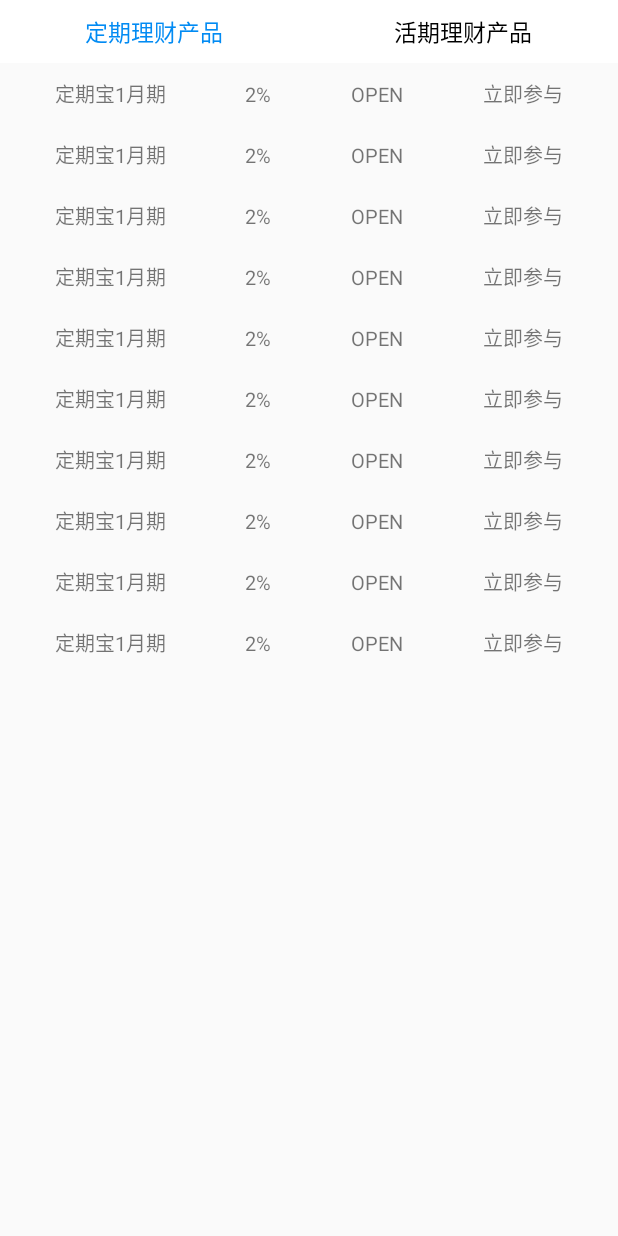
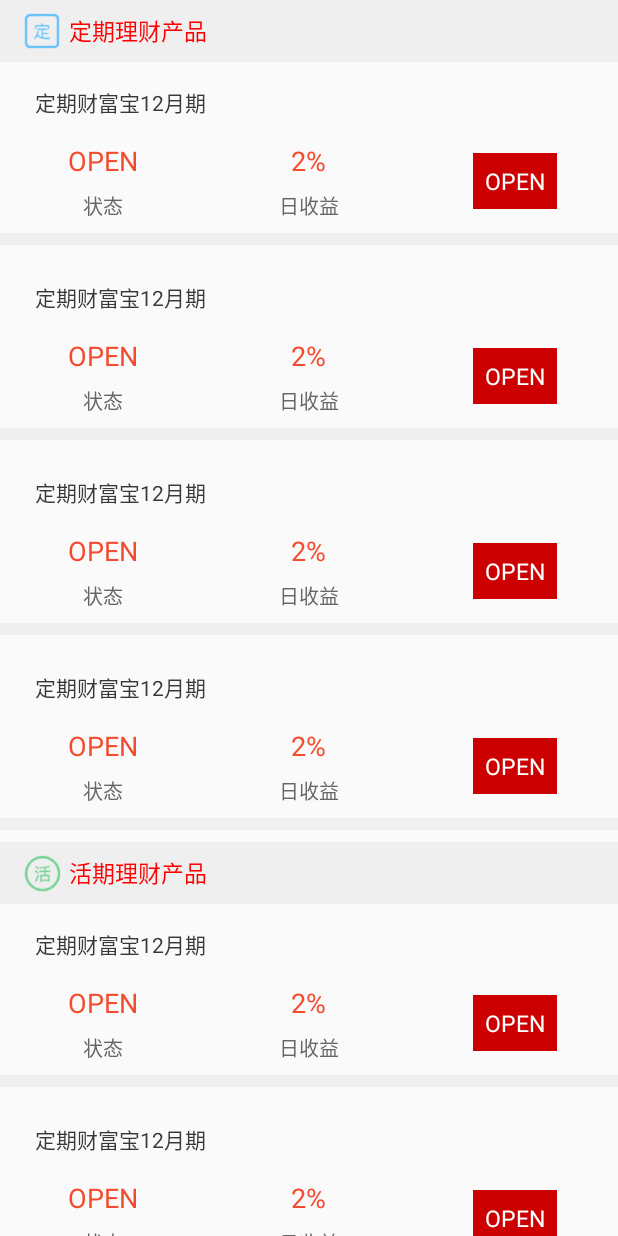
Before and after one commit to btbDriver/PublicFinance, an Android app: the fragment FinanceFragment shown on its own in the app's theme, on a phone screen of 412 x 824 dp. Run offline under Robolectric (Android 15) with nearby library versions, the phone set to English and light mode, and no system bars; libraries missing offline, so code that uses them is left out: com.hwangjr.rxbus, me.yokeyword.fragmentation.

Commit message:
更新我的理财列表UI

```diff
--- a/app/src/main/java/com/drive/finance/MainActivity.kt
+++ b/app/src/main/java/com/drive/finance/MainActivity.kt
@@ -94,7 +94,7 @@ class MainActivity : BaseActivity() {
     }
 
     @Subscribe
-    fun onCreateBounsListFragmentEvent(event: CreateBounsListFragmentEvent) {
+    fun onCreateBonusListFragmentEvent(event: CreateBonusListFragmentEvent) {
         loadRootFragment(R.id.drawerFragmentContainer, createBonusListFragment())
     }
 }
--- a/app/src/main/java/com/drive/finance/RxBusEvent.kt
+++ b/app/src/main/java/com/drive/finance/RxBusEvent.kt
@@ -3,4 +3,4 @@ package com.drive.finance
 /**
  * Created by aaron on 2017/9/11.
  */
-data class CreateBounsListFragmentEvent(val sender: String)
+data class CreateBonusListFragmentEvent(val sender: String)
--- a/app/src/main/java/com/drive/finance/ui/drawer/FinanceCenterFragment.kt
+++ b/app/src/main/java/com/drive/finance/ui/drawer/FinanceCenterFragment.kt
@@ -11,7 +11,6 @@ import android.view.View
 import android.view.ViewGroup
 import com.drive.finance.R
 import com.drive.finance.base.BaseFragment
-import com.drive.finance.ui.tab.createFinanceListFragment
 import com.drive.finance.widget.SimpleTitleBar
 import org.jetbrains.anko.onClick
 
@@ -50,7 +49,7 @@ class FinanceCenterPageAdapter(fragmentManager: FragmentManager) : FragmentState
     override fun getCount(): Int = 4
 
     override fun getItem(position: Int): Fragment {
-        return createFinanceListFragment(titles[position])
+        return createConsultFragment()
     }
 
     override fun getPageTitle(position: Int): CharSequence = titles[position]
--- a/app/src/main/java/com/drive/finance/ui/drawer/PublicFinanceFragment.kt
+++ b/app/src/main/java/com/drive/finance/ui/drawer/PublicFinanceFragment.kt
@@ -11,7 +11,6 @@ import android.view.View
 import android.view.ViewGroup
 import com.drive.finance.R
 import com.drive.finance.base.BaseFragment
-import com.drive.finance.ui.tab.createFinanceListFragment
 import com.drive.finance.widget.SimpleTitleBar
 import org.jetbrains.anko.onClick
 
@@ -50,7 +49,7 @@ class PublicFinancePageAdapter(fragmentManager: FragmentManager) : FragmentState
     override fun getCount(): Int = 4
 
     override fun getItem(position: Int): Fragment {
-        return createFinanceListFragment(titles[position])
+        return createConsultFragment()
     }
 
     override fun getPageTitle(position: Int): CharSequence = titles[position]
--- a/app/src/main/java/com/drive/finance/ui/tab/BonusListFragment.kt
+++ b/app/src/main/java/com/drive/finance/ui/tab/BonusListFragment.kt
@@ -10,9 +10,14 @@ import android.widget.LinearLayout
 
 import com.drive.finance.R
 import com.drive.finance.base.BaseFragment
+import com.drive.finance.widget.SimpleTitleBar
+import org.jetbrains.anko.onClick
 
 class BonusListFragment : BaseFragment() {
 
+    val simpleTitleBar by lazy {
+        view?.findViewById(R.id.simpleTitleBar) as SimpleTitleBar
+    }
     val recyclerView by lazy {
         view?.findViewById(R.id.recyclerView) as RecyclerView
     }
@@ -26,6 +31,10 @@ class BonusListFragment : BaseFragment() {
         super.onViewCreated(view, savedInstanceState)
         recyclerView.layoutManager = LinearLayoutManager(context)
         recyclerView.adapter = BonusListAdapter()
+
+        simpleTitleBar.backLayout!!.onClick {
+            pop()
+        }
     }
 }
 
--- a/app/src/main/java/com/drive/finance/ui/tab/FinanceFragment.kt
+++ b/app/src/main/java/com/drive/finance/ui/tab/FinanceFragment.kt
@@ -1,24 +1,19 @@
 package com.drive.finance.ui.tab
 
-import android.support.design.widget.TabLayout
 import android.os.Bundle
-import android.support.v4.app.Fragment
-import android.support.v4.app.FragmentManager
-import android.support.v4.app.FragmentStatePagerAdapter
-import android.support.v4.view.ViewPager
+import android.support.v7.widget.LinearLayoutManager
+import android.support.v7.widget.RecyclerView
 import android.view.LayoutInflater
 import android.view.View
 import android.view.ViewGroup
+import android.widget.LinearLayout
 import com.drive.finance.R
 import com.drive.finance.base.BaseFragment
 
 class FinanceFragment : BaseFragment() {
 
-    val financeTabLayout by lazy {
-        view?.findViewById(R.id.financeTabLayout) as TabLayout
-    }
-    val viewPager by lazy {
-        view?.findViewById(R.id.viewPager) as ViewPager
+    val recyclerView by lazy {
+        view?.findViewById(R.id.recyclerView) as RecyclerView
     }
 
     override fun onCreateView(inflater: LayoutInflater?, container: ViewGroup?,
@@ -28,21 +23,51 @@ class FinanceFragment : BaseFragment() {
 
     override fun onViewCreated(view: View?, savedInstanceState: Bundle?) {
         super.onViewCreated(view, savedInstanceState)
-        financeTabLayout.setupWithViewPager(viewPager)
-        viewPager.adapter = FinancePageAdapter(childFragmentManager)
+        recyclerView.layoutManager = LinearLayoutManager(context)
+        recyclerView.adapter = FinanceAdapter()
     }
 }
 
-class FinancePageAdapter(fragmentManager: FragmentManager) : FragmentStatePagerAdapter(fragmentManager) {
+class FinanceAdapter: RecyclerView.Adapter<RecyclerView.ViewHolder>() {
 
-    val titles = arrayOf("定期理财产品", "活期理财产品")
+    override fun getItemViewType(position: Int): Int {
+        if (position == 0) {
+            return 1
+        } else if (position < 5) {
+            return 2
+        } else if (position == 5) {
+            return 3
+        } else if (position > 5) {
+            return 4
+        }
+        return super.getItemViewType(position)
+    }
 
-    override fun getCount(): Int = 2
+    override fun onCreateViewHolder(parent: ViewGroup?, viewType: Int): RecyclerView.ViewHolder {
+        val rootView: View
+        if (viewType == 1) {
+            rootView = LayoutInflater.from(parent!!.context).inflate(R.layout.fragment_finance_item1, null, false)
+        } else if (viewType == 2) {
+            rootView = LayoutInflater.from(parent!!.context).inflate(R.layout.fragment_finance_item2, null, false)
+        } else if (viewType == 3) {
+            rootView = LayoutInflater.from(parent!!.context).inflate(R.layout.fragment_finance_item3, null, false)
+        } else {
+            rootView = LayoutInflater.from(parent!!.context).inflate(R.layout.fragment_finance_item2, null, false)
+        }
+        rootView.layoutParams = LinearLayout.LayoutParams(LinearLayout.LayoutParams.MATCH_PARENT, LinearLayout.LayoutParams.WRAP_CONTENT)
+        return BonusListViewHolder(rootView)
+    }
 
-    override fun getItem(position: Int): Fragment = createFinanceListFragment(titles[position])
+    override fun onBindViewHolder(holder: RecyclerView.ViewHolder?, position: Int) {
+    }
 
-    override fun getPageTitle(position: Int): CharSequence = titles[position]
+    override fun getItemCount(): Int {
+        return 10
+    }
 }
+
+class FinanceViewHolder(itemView: View): RecyclerView.ViewHolder(itemView)
+
 
 fun createFinanceFragment(): FinanceFragment {
     return FinanceFragment()
--- a/app/src/main/java/com/drive/finance/ui/tab/FinanceListFragment.kt
+++ /dev/null
@@ -1,50 +0,0 @@
-package com.drive.finance.ui.tab
-
-import android.os.Bundle
-import android.support.v7.widget.LinearLayoutManager
-import android.support.v7.widget.RecyclerView
-import android.view.LayoutInflater
-import android.view.View
-import android.view.ViewGroup
-import android.widget.LinearLayout
-import com.drive.finance.R
-import com.drive.finance.base.BaseFragment
-
-class FinanceListFragment : BaseFragment() {
-
-    val recyclerView by lazy {
-        view?.findViewById(R.id.recyclerView) as RecyclerView
-    }
-
-    override fun onCreateView(inflater: LayoutInflater?, container: ViewGroup?,
-                              savedInstanceState: Bundle?): View? {
-        return inflater!!.inflate(R.layout.fragment_finance_list, container, false)
-    }
-
-    override fun onViewCreated(view: View?, savedInstanceState: Bundle?) {
-        super.onViewCreated(view, savedInstanceState)
-        recyclerView.layoutManager = LinearLayoutManager(context)
-        recyclerView.adapter = FinanceListAdapter()
-    }
-}
-
-class FinanceListAdapter: RecyclerView.Adapter<RecyclerView.ViewHolder>() {
-    override fun onCreateViewHolder(parent: ViewGroup?, viewType: Int): RecyclerView.ViewHolder {
-        val rootView = LayoutInflater.from(parent!!.context).inflate(R.layout.fragment_finance_item, null, false)
-        rootView.layoutParams = LinearLayout.LayoutParams(LinearLayout.LayoutParams.MATCH_PARENT, LinearLayout.LayoutParams.WRAP_CONTENT)
-        return FinanceListViewHolder(rootView)
-    }
-
-    override fun onBindViewHolder(holder: RecyclerView.ViewHolder?, position: Int) {
-    }
-
-    override fun getItemCount(): Int {
-        return 10
-    }
-}
-
-class FinanceListViewHolder(itemView: View): RecyclerView.ViewHolder(itemView)
-
-fun createFinanceListFragment(title: String): FinanceListFragment {
-    return FinanceListFragment()
-}
--- a/app/src/main/java/com/drive/finance/ui/tab/MainFragment.kt
+++ b/app/src/main/java/com/drive/finance/ui/tab/MainFragment.kt
@@ -6,7 +6,7 @@ import android.view.View
 import android.view.ViewGroup
 import android.widget.ImageView
 import android.widget.LinearLayout
-import com.drive.finance.CreateBounsListFragmentEvent
+import com.drive.finance.CreateBonusListFragmentEvent
 import com.drive.finance.R
 import com.drive.finance.base.BaseFragment
 import com.hwangjr.rxbus.RxBus
@@ -23,6 +23,9 @@ class MainFragment : BaseFragment() {
     val bonusListLayout by lazy {
         view?.findViewById(R.id.bonusListLayout) as LinearLayout
     }
+    val financeListLayout by lazy {
+        view?.findViewById(R.id.financeListLayout) as LinearLayout
+    }
 
     override fun onCreateView(inflater: LayoutInflater?, container: ViewGroup?,
                               savedInstanceState: Bundle?): View? {
@@ -34,7 +37,13 @@ class MainFragment : BaseFragment() {
         rollPagerView.setAdapter(TestLoopAdapter(rollPagerView))
 
         bonusListLayout.onClick {
-            RxBus.get().post(CreateBounsListFragmentEvent(""))
+            RxBus.get().post(CreateBonusListFragmentEvent(""))
+        }
+
+        financeListLayout.onClick {
+            if (parentFragment is TabHostFragment) {
+                (parentFragment as TabHostFragment).showFinanceListFragmentEvent()
+            }
         }
     }
 }
--- a/app/src/main/java/com/drive/finance/ui/tab/TabHostFragment.kt
+++ b/app/src/main/java/com/drive/finance/ui/tab/TabHostFragment.kt
@@ -135,6 +135,11 @@ class TabHostFragment : BaseFragment() {
             cardText.textColor = resources.getColor(R.color.f1)
         }
     }
+
+    fun showFinanceListFragmentEvent() {
+        showHideFragment(financeFragment)
+        showPosition(1)
+    }
 }
 
 fun createTabHostFragment() : TabHostFragment {
--- a/app/src/main/res/layout/fragment_bonus_list.xml
+++ b/app/src/main/res/layout/fragment_bonus_list.xml
@@ -7,6 +7,7 @@
     >
 
     <com.drive.finance.widget.SimpleTitleBar
+        android:id="@+id/simpleTitleBar"
         android:layout_width="match_parent"
         android:layout_height="wrap_content"
         app:titleBar_content="奖金列表"
--- a/app/src/main/res/layout/fragment_finance.xml
+++ b/app/src/main/res/layout/fragment_finance.xml
@@ -5,24 +5,9 @@
     android:orientation="vertical"
     >
 
-    <android.support.design.widget.TabLayout
-        android:id="@+id/financeTabLayout"
+    <android.support.v7.widget.RecyclerView
+        android:id="@+id/recyclerView"
         android:layout_width="match_parent"
-        android:layout_height="42dp"
-        android:background="@android:color/white"
-        app:tabBackground="?attr/selectableItemBackgroundBorderless"
-        app:tabIndicatorHeight="0dp"
-        app:tabMode="fixed"
-        app:tabSelectedTextColor="#ff028bf3"
-        app:tabTextColor="@android:color/black"
-        app:tabTextAppearance = "@style/tabLayoutTextSize"
-        />
-
-    <android.support.v4.view.ViewPager
-        android:id="@+id/viewPager"
-        android:layout_width="match_parent"
-        android:layout_height="wrap_content"
-        android:overScrollMode="never"
-        />
+        android:layout_height="match_parent"></android.support.v7.widget.RecyclerView>
 
 </LinearLayout>
--- a/app/src/main/res/layout/fragment_finance_item.xml
+++ /dev/null
@@ -1,45 +0,0 @@
-<LinearLayout xmlns:android="http://schemas.android.com/apk/res/android"
-    xmlns:tools="http://schemas.android.com/tools"
-    android:layout_width="match_parent"
-    android:layout_height="match_parent"
-    android:padding="10dp"
-    android:orientation="horizontal"
-    >
-
-    <TextView
-        android:layout_width="wrap_content"
-        android:layout_height="wrap_content"
-        android:layout_weight="1"
-        android:text="定期宝1月期"
-        android:textSize="13sp"
-        android:gravity="center"
-        />
-
-    <TextView
-        android:layout_width="wrap_content"
-        android:layout_height="wrap_content"
-        android:layout_weight="1"
-        android:text="2%"
-        android:textSize="13sp"
-        android:gravity="center"
-        />
-
-    <TextView
-        android:layout_width="wrap_content"
-        android:layout_height="wrap_content"
-        android:layout_weight="1"
-        android:text="OPEN"
-        android:textSize="13sp"
-        android:gravity="center"
-        />
-
-    <TextView
-        android:layout_width="wrap_content"
-        android:layout_height="wrap_content"
-        android:layout_weight="1"
-        android:text="立即参与"
-        android:textSize="13sp"
-        android:gravity="center"
-        />
-
-</LinearLayout>
--- /dev/null
+++ b/app/src/main/res/layout/fragment_finance_item1.xml
@@ -0,0 +1,27 @@
+<LinearLayout xmlns:android="http://schemas.android.com/apk/res/android"
+    xmlns:tools="http://schemas.android.com/tools"
+    android:layout_width="match_parent"
+    android:layout_height="wrap_content"
+    android:orientation="horizontal"
+    android:background="@color/backColor"
+    android:paddingTop="8dp"
+    android:paddingBottom="8dp"
+    >
+
+    <ImageView
+        android:layout_width="25dp"
+        android:layout_height="25dp"
+        android:src="@drawable/regular"
+        android:layout_marginLeft="15dp"
+        />
+
+    <TextView
+        android:layout_width="wrap_content"
+        android:layout_height="wrap_content"
+        android:text="定期理财产品"
+        android:textColor="@color/f4"
+        android:textSize="15sp"
+        android:layout_marginLeft="5dp"
+        android:layout_gravity="center_vertical"
+        />
+</LinearLayout>
--- /dev/null
+++ b/app/src/main/res/layout/fragment_finance_item2.xml
@@ -0,0 +1,107 @@
+<LinearLayout xmlns:android="http://schemas.android.com/apk/res/android"
+    xmlns:tools="http://schemas.android.com/tools"
+    android:layout_width="match_parent"
+    android:layout_height="wrap_content"
+    android:orientation="vertical"
+    android:paddingTop="8dp"
+    android:paddingBottom="8dp"
+    >
+
+    <TextView
+        android:layout_width="wrap_content"
+        android:layout_height="wrap_content"
+        android:layout_marginLeft="15dp"
+        android:text="定期财富宝12月期"
+        android:textSize="14sp"
+        android:textColor="@color/f2"
+        android:padding="8dp"
+        />
+
+    <LinearLayout
+        android:layout_width="match_parent"
+        android:layout_height="wrap_content"
+        android:layout_marginTop="8dp"
+        android:layout_marginBottom="8dp"
+        >
+
+        <LinearLayout
+            android:layout_width="0dp"
+            android:layout_height="wrap_content"
+            android:layout_weight="1"
+            android:orientation="vertical"
+            android:gravity="center"
+            >
+
+            <TextView
+                android:layout_width="wrap_content"
+                android:layout_height="wrap_content"
+                android:text="OPEN"
+                android:textColor="@color/f1"
+                android:textSize="18sp"
+                />
+
+            <TextView
+                android:layout_width="wrap_content"
+                android:layout_height="wrap_content"
+                android:text="状态"
+                android:textSize="13sp"
+                android:textColor="@color/f3"
+                android:layout_marginTop="7dp"
+                />
+        </LinearLayout>
+
+        <LinearLayout
+            android:layout_width="0dp"
+            android:layout_height="wrap_content"
+            android:layout_weight="1"
+            android:orientation="vertical"
+            android:gravity="center"
+            >
+
+            <TextView
+                android:layout_width="wrap_content"
+                android:layout_height="wrap_content"
+                android:text="2%"
+                android:textColor="@color/f1"
+                android:textSize="18sp"
+                />
+
+            <TextView
+                android:layout_width="wrap_content"
+                android:layout_height="wrap_content"
+                android:text="日收益"
+                android:textSize="13sp"
+                android:textColor="@color/f3"
+                android:layout_marginTop="7dp"
+                />
+        </LinearLayout>
+
+        <LinearLayout
+            android:layout_width="0dp"
+            android:layout_height="wrap_content"
+            android:layout_weight="1"
+            android:orientation="vertical"
+            android:gravity="center"
+            android:layout_gravity="center_vertical"
+            >
+
+            <TextView
+                android:layout_width="wrap_content"
+                android:layout_height="wrap_content"
+                android:text="OPEN"
+                android:textColor="@android:color/white"
+                android:textSize="15sp"
+                android:background="@android:color/holo_red_dark"
+                android:padding="8dp"
+                />
+
+        </LinearLayout>
+
+    </LinearLayout>
+
+    <View
+        android:layout_width="match_parent"
+        android:layout_height="8dp"
+        android:background="@color/backColor"
+        />
+</LinearLayout>
--- /dev/null
+++ b/app/src/main/res/layout/fragment_finance_item3.xml
@@ -0,0 +1,27 @@
+<LinearLayout xmlns:android="http://schemas.android.com/apk/res/android"
+    xmlns:tools="http://schemas.android.com/tools"
+    android:layout_width="match_parent"
+    android:layout_height="wrap_content"
+    android:orientation="horizontal"
+    android:background="@color/backColor"
+    android:paddingTop="8dp"
+    android:paddingBottom="8dp"
+    >
+
+    <ImageView
+        android:layout_width="25dp"
+        android:layout_height="25dp"
+        android:src="@drawable/current"
+        android:layout_marginLeft="15dp"
+        />
+
+    <TextView
+        android:layout_width="wrap_content"
+        android:layout_height="wrap_content"
+        android:text="活期理财产品"
+        android:textColor="@color/f4"
+        android:textSize="15sp"
+        android:layout_marginLeft="5dp"
+        android:layout_gravity="center_vertical"
+        />
+</LinearLayout>
--- a/app/src/main/res/layout/fragment_finance_list.xml
+++ /dev/null
@@ -1,16 +0,0 @@
-<FrameLayout xmlns:android="http://schemas.android.com/apk/res/android"
-    xmlns:tools="http://schemas.android.com/tools"
-    android:layout_width="match_parent"
-    android:layout_height="match_parent"
-    tools:context="finance.drive.com.publicfinance.tab.FinanceListFragment">
-
-    <android.support.v7.widget.RecyclerView
-        android:id="@+id/recyclerView"
-        android:layout_width="match_parent"
-        android:layout_height="match_parent"
-        android:fitsSystemWindows="true"
-        android:overScrollMode="never"
-        >
-    </android.support.v7.widget.RecyclerView>
-
-</FrameLayout>
--- a/app/src/main/res/layout/fragment_main_optimize.xml
+++ b/app/src/main/res/layout/fragment_main_optimize.xml
@@ -97,6 +97,7 @@
         >
 
         <LinearLayout
+            android:id="@+id/financeListLayout"
             android:layout_width="wrap_content"
             android:layout_height="wrap_content"
             android:orientation="vertical"
```
Also changed, not shown: app/src/main/res/drawable/current.png (added), app/src/main/res/drawable/regular.png (added).
